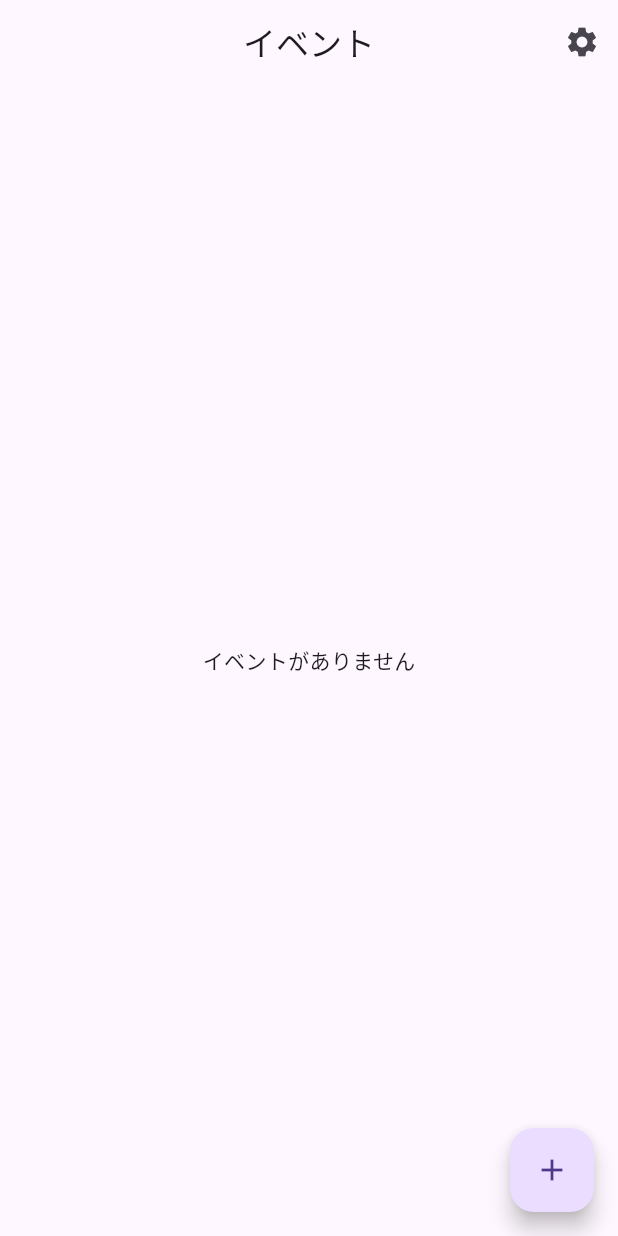
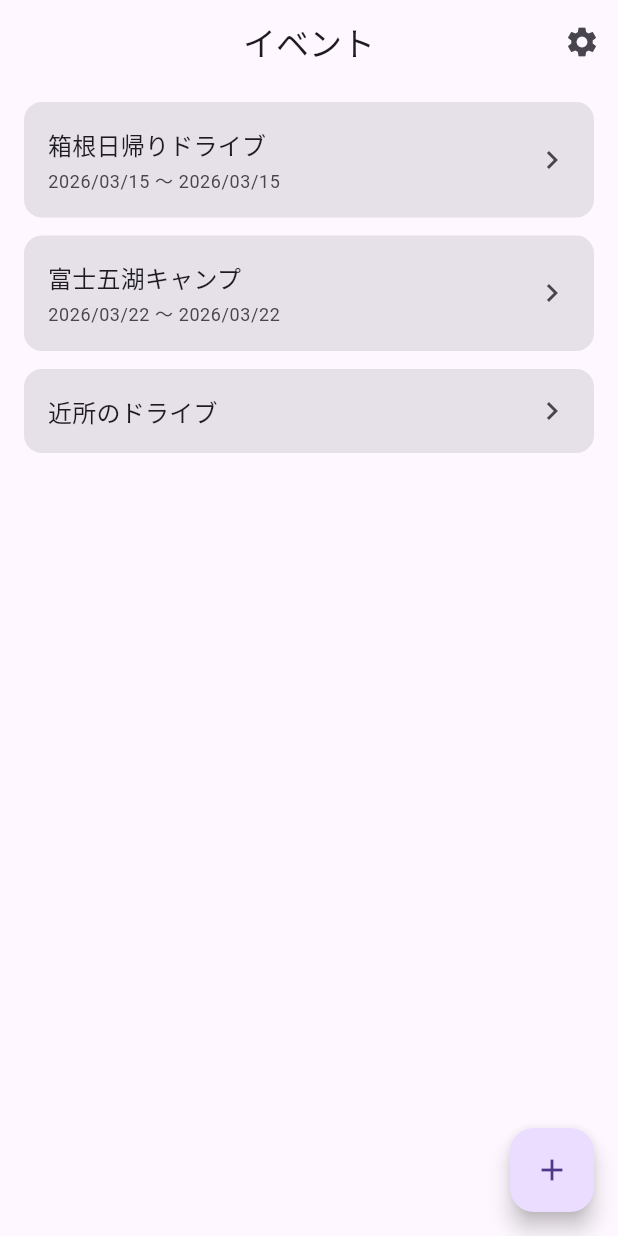
Before and after one commit to NK-Project4389/MichiMark, a Flutter app: the screen it shows after launch, on a phone screen of 412 x 824 dp. Run offline on Flutter 3.47's test engine with Material 3 defaults, Android fonts, the phone set to English and light mode, and no system bars; our stand-ins replace equatable, flutter_bloc, go_router.

Commit message:
feat: InMemory seed data投入・動作確認用ダミーデータ追加
InMemoryリポジトリにinitialItemsパラメータを追加し、
箱根日帰り・富士五湖キャンプ等のリアルなseedデータを定義

```diff
--- a/flutter/lib/app/app.dart
+++ b/flutter/lib/app/app.dart
@@ -7,6 +7,7 @@ import '../repository/impl/in_memory/in_memory_event_repository.dart';
 import '../repository/impl/in_memory/in_memory_member_repository.dart';
 import '../repository/impl/in_memory/in_memory_tag_repository.dart';
 import '../repository/impl/in_memory/in_memory_trans_repository.dart';
+import '../repository/impl/in_memory/seed_data.dart';
 import '../repository/member_repository.dart';
 import '../repository/tag_repository.dart';
 import '../repository/trans_repository.dart';
@@ -20,19 +21,19 @@ class MichiMarkApp extends StatelessWidget {
     return MultiRepositoryProvider(
       providers: [
         RepositoryProvider<EventRepository>(
-          create: (_) => InMemoryEventRepository(),
+          create: (_) => InMemoryEventRepository(initialItems: seedEvents),
         ),
         RepositoryProvider<TransRepository>(
-          create: (_) => InMemoryTransRepository(),
+          create: (_) => InMemoryTransRepository(initialItems: seedTrans),
         ),
         RepositoryProvider<MemberRepository>(
-          create: (_) => InMemoryMemberRepository(),
+          create: (_) => InMemoryMemberRepository(initialItems: seedMembers),
         ),
         RepositoryProvider<TagRepository>(
-          create: (_) => InMemoryTagRepository(),
+          create: (_) => InMemoryTagRepository(initialItems: seedTags),
         ),
         RepositoryProvider<ActionRepository>(
-          create: (_) => InMemoryActionRepository(),
+          create: (_) => InMemoryActionRepository(initialItems: seedActions),
         ),
       ],
       child: MaterialApp.router(
--- a/flutter/lib/repository/impl/in_memory/in_memory_action_repository.dart
+++ b/flutter/lib/repository/impl/in_memory/in_memory_action_repository.dart
@@ -3,7 +3,10 @@ import '../../action_repository.dart';
 
 /// ActionRepository の InMemory 実装（drift 実装前の仮実装）
 class InMemoryActionRepository implements ActionRepository {
-  final List<ActionDomain> _items = [];
+  final List<ActionDomain> _items;
+
+  InMemoryActionRepository({List<ActionDomain> initialItems = const []})
+      : _items = List.of(initialItems);
 
   @override
   Future<List<ActionDomain>> fetchAll() async =>
--- a/flutter/lib/repository/impl/in_memory/in_memory_event_repository.dart
+++ b/flutter/lib/repository/impl/in_memory/in_memory_event_repository.dart
@@ -4,7 +4,10 @@ import '../../repository_error.dart';
 
 /// EventRepository の InMemory 実装（drift 実装前の仮実装）
 class InMemoryEventRepository implements EventRepository {
-  final List<EventDomain> _items = [];
+  final List<EventDomain> _items;
+
+  InMemoryEventRepository({List<EventDomain> initialItems = const []})
+      : _items = List.of(initialItems);
 
   @override
   Future<List<EventDomain>> fetchAll() async =>
--- a/flutter/lib/repository/impl/in_memory/in_memory_member_repository.dart
+++ b/flutter/lib/repository/impl/in_memory/in_memory_member_repository.dart
@@ -3,7 +3,10 @@ import '../../member_repository.dart';
 
 /// MemberRepository の InMemory 実装（drift 実装前の仮実装）
 class InMemoryMemberRepository implements MemberRepository {
-  final List<MemberDomain> _items = [];
+  final List<MemberDomain> _items;
+
+  InMemoryMemberRepository({List<MemberDomain> initialItems = const []})
+      : _items = List.of(initialItems);
 
   @override
   Future<List<MemberDomain>> fetchAll() async =>
--- a/flutter/lib/repository/impl/in_memory/in_memory_tag_repository.dart
+++ b/flutter/lib/repository/impl/in_memory/in_memory_tag_repository.dart
@@ -3,7 +3,10 @@ import '../../tag_repository.dart';
 
 /// TagRepository の InMemory 実装（drift 実装前の仮実装）
 class InMemoryTagRepository implements TagRepository {
-  final List<TagDomain> _items = [];
+  final List<TagDomain> _items;
+
+  InMemoryTagRepository({List<TagDomain> initialItems = const []})
+      : _items = List.of(initialItems);
 
   @override
   Future<List<TagDomain>> fetchAll() async =>
--- a/flutter/lib/repository/impl/in_memory/in_memory_trans_repository.dart
+++ b/flutter/lib/repository/impl/in_memory/in_memory_trans_repository.dart
@@ -3,7 +3,10 @@ import '../../trans_repository.dart';
 
 /// TransRepository の InMemory 実装（drift 実装前の仮実装）
 class InMemoryTransRepository implements TransRepository {
-  final List<TransDomain> _items = [];
+  final List<TransDomain> _items;
+
+  InMemoryTransRepository({List<TransDomain> initialItems = const []})
+      : _items = List.of(initialItems);
 
   @override
   Future<List<TransDomain>> fetchAll() async =>
--- /dev/null
+++ b/flutter/lib/repository/impl/in_memory/seed_data.dart
@@ -0,0 +1,315 @@
+import '../../../domain/master/action/action_domain.dart';
+import '../../../domain/master/member/member_domain.dart';
+import '../../../domain/master/tag/tag_domain.dart';
+import '../../../domain/master/trans/trans_domain.dart';
+import '../../../domain/transaction/event/event_domain.dart';
+import '../../../domain/transaction/mark_link/mark_link_domain.dart';
+import '../../../domain/transaction/mark_link/mark_or_link.dart';
+import '../../../domain/transaction/payment/payment_domain.dart';
+
+// ---------------------------------------------------------------------------
+// Helper
+// ---------------------------------------------------------------------------
+
+DateTime _d(int year, int month, int day, [int hour = 0, int minute = 0]) =>
+    DateTime(year, month, day, hour, minute);
+
+// --- Actions ---
+final seedActions = [
+  ActionDomain(
+    id: 'action-001',
+    actionName: '観光',
+    createdAt: _d(2026, 1, 1),
+    updatedAt: _d(2026, 1, 1),
+  ),
+  ActionDomain(
+    id: 'action-002',
+    actionName: '食事',
+    createdAt: _d(2026, 1, 1),
+    updatedAt: _d(2026, 1, 1),
+  ),
+  ActionDomain(
+    id: 'action-003',
+    actionName: '休憩',
+    createdAt: _d(2026, 1, 1),
+    updatedAt: _d(2026, 1, 1),
+  ),
+  ActionDomain(
+    id: 'action-004',
+    actionName: '買い物',
+    createdAt: _d(2026, 1, 1),
+    updatedAt: _d(2026, 1, 1),
+  ),
+  ActionDomain(
+    id: 'action-005',
+    actionName: '写真撮影',
+    createdAt: _d(2026, 1, 1),
+    updatedAt: _d(2026, 1, 1),
+  ),
+];
+
+// --- Members ---
+final seedMembers = [
+  MemberDomain(
+    id: 'member-001',
+    memberName: '太郎',
+    createdAt: _d(2026, 1, 1),
+    updatedAt: _d(2026, 1, 1),
+  ),
+  MemberDomain(
+    id: 'member-002',
+    memberName: '花子',
+    mailAddress: 'hanako@example.com',
+    createdAt: _d(2026, 1, 1),
+    updatedAt: _d(2026, 1, 1),
+  ),
+  MemberDomain(
+    id: 'member-003',
+    memberName: '健太',
+    createdAt: _d(2026, 1, 1),
+    updatedAt: _d(2026, 1, 1),
+  ),
+];
+
+// --- Tags ---
+final seedTags = [
+  TagDomain(
+    id: 'tag-001',
+    tagName: '家族旅行',
+    createdAt: _d(2026, 1, 1),
+    updatedAt: _d(2026, 1, 1),
+  ),
+  TagDomain(
+    id: 'tag-002',
+    tagName: '日帰り',
+    createdAt: _d(2026, 1, 1),
+    updatedAt: _d(2026, 1, 1),
+  ),
+  TagDomain(
+    id: 'tag-003',
+    tagName: '温泉',
+    createdAt: _d(2026, 1, 1),
+    updatedAt: _d(2026, 1, 1),
+  ),
+];
+
+// --- Trans (交通手段) ---
+final seedTrans = [
+  TransDomain(
+    id: 'trans-001',
+    transName: 'マイカー',
+    kmPerGas: 155, // 15.5 km/L
+    meterValue: 45230,
+    createdAt: _d(2026, 1, 1),
+    updatedAt: _d(2026, 1, 1),
+  ),
+  TransDomain(
+    id: 'trans-002',
+    transName: 'レンタカー',
+    kmPerGas: 200, // 20.0 km/L
+    createdAt: _d(2026, 1, 1),
+    updatedAt: _d(2026, 1, 1),
+  ),
+];
+
+// ---------------------------------------------------------------------------
+// Transaction Data
+// ---------------------------------------------------------------------------
+
+/// イベント1: 箱根日帰りドライブ（マーク3つ、リンク2つ、支払い2つ）
+final _event1 = EventDomain(
+  id: 'event-001',
+  eventName: '箱根日帰りドライブ',
+  trans: seedTrans[0], // マイカー
+  members: [seedMembers[0], seedMembers[1]], // 太郎, 花子
+  tags: [seedTags[1], seedTags[2]], // 日帰り, 温泉
+  kmPerGas: 155,
+  pricePerGas: 170,
+  payMember: seedMembers[0], // 太郎
+  markLinks: [
+    MarkLinkDomain(
+      id: 'ml-001',
+      markLinkSeq: 1,
+      markLinkType: MarkOrLink.mark,
+      markLinkDate: _d(2026, 3, 15, 8, 0),
+      markLinkName: '自宅出発',
+      members: [seedMembers[0], seedMembers[1]],
+      meterValue: 45230,
+      actions: [seedActions[4]], // 写真撮影
+      createdAt: _d(2026, 3, 15, 8, 0),
+      updatedAt: _d(2026, 3, 15, 8, 0),
+    ),
+    MarkLinkDomain(
+      id: 'ml-002',
+      markLinkSeq: 2,
+      markLinkType: MarkOrLink.link,
+      markLinkDate: _d(2026, 3, 15, 8, 30),
+      markLinkName: '東名高速',
+      members: [seedMembers[0], seedMembers[1]],
+      distanceValue: 85,
+      createdAt: _d(2026, 3, 15, 8, 30),
+      updatedAt: _d(2026, 3, 15, 8, 30),
+    ),
+    MarkLinkDomain(
+      id: 'ml-003',
+      markLinkSeq: 3,
+      markLinkType: MarkOrLink.mark,
+      markLinkDate: _d(2026, 3, 15, 10, 0),
+      markLinkName: '箱根湯本駅前',
+      members: [seedMembers[0], seedMembers[1]],
+      meterValue: 45315,
+      actions: [seedActions[0], seedActions[4]], // 観光, 写真撮影
+      memo: '駅前の足湯に入った',
+      createdAt: _d(2026, 3, 15, 10, 0),
+      updatedAt: _d(2026, 3, 15, 10, 0),
+    ),
+    MarkLinkDomain(
+      id: 'ml-004',
+      markLinkSeq: 4,
+      markLinkType: MarkOrLink.link,
+      markLinkDate: _d(2026, 3, 15, 12, 0),
+      markLinkName: '芦ノ湖スカイライン',
+      members: [seedMembers[0], seedMembers[1]],
+      distanceValue: 25,
+      createdAt: _d(2026, 3, 15, 12, 0),
+      updatedAt: _d(2026, 3, 15, 12, 0),
+    ),
+    MarkLinkDomain(
+      id: 'ml-005',
+      markLinkSeq: 5,
+      markLinkType: MarkOrLink.mark,
+      markLinkDate: _d(2026, 3, 15, 13, 0),
+      markLinkName: '大涌谷',
+      members: [seedMembers[0], seedMembers[1]],
+      meterValue: 45340,
+      actions: [seedActions[0], seedActions[1], seedActions[3]], // 観光, 食事, 買い物
+      memo: '黒たまごを食べた',
+      isFuel: true,
+      pricePerGas: 170,
+      gasQuantity: 305, // 30.5L
+      gasPrice: 5185,
+      createdAt: _d(2026, 3, 15, 13, 0),
+      updatedAt: _d(2026, 3, 15, 13, 0),
+    ),
+  ],
+  payments: [
+    PaymentDomain(
+      id: 'pay-001',
+      paymentSeq: 1,
+      paymentAmount: 3200,
+      paymentMember: seedMembers[0], // 太郎
+      splitMembers: [seedMembers[0], seedMembers[1]],
+      paymentMemo: '高速道路代',
+      createdAt: _d(2026, 3, 15, 8, 30),
+      updatedAt: _d(2026, 3, 15, 8, 30),
+    ),
+    PaymentDomain(
+      id: 'pay-002',
+      paymentSeq: 2,
+      paymentAmount: 2400,
+      paymentMember: seedMembers[1], // 花子
+      splitMembers: [seedMembers[0], seedMembers[1]],
+      paymentMemo: '昼食代',
+      createdAt: _d(2026, 3, 15, 13, 30),
+      updatedAt: _d(2026, 3, 15, 13, 30),
+    ),
+  ],
+  createdAt: _d(2026, 3, 15, 8, 0),
+  updatedAt: _d(2026, 3, 15, 18, 0),
+);
+
+/// イベント2: 富士五湖キャンプ（マーク2つ、リンク1つ、支払い3つ）
+final _event2 = EventDomain(
+  id: 'event-002',
+  eventName: '富士五湖キャンプ',
+  trans: seedTrans[0], // マイカー
+  members: seedMembers, // 太郎, 花子, 健太
+  tags: [seedTags[0]], // 家族旅行
+  kmPerGas: 155,
+  pricePerGas: 168,
+  payMember: seedMembers[0], // 太郎
+  markLinks: [
+    MarkLinkDomain(
+      id: 'ml-006',
+      markLinkSeq: 1,
+      markLinkType: MarkOrLink.mark,
+      markLinkDate: _d(2026, 3, 22, 7, 0),
+      markLinkName: '自宅出発',
+      members: seedMembers,
+      meterValue: 45500,
+      createdAt: _d(2026, 3, 22, 7, 0),
+      updatedAt: _d(2026, 3, 22, 7, 0),
+    ),
+    MarkLinkDomain(
+      id: 'ml-007',
+      markLinkSeq: 2,
+      markLinkType: MarkOrLink.link,
+      markLinkDate: _d(2026, 3, 22, 7, 30),
+      markLinkName: '中央道',
+      members: seedMembers,
+      distanceValue: 110,
+      createdAt: _d(2026, 3, 22, 7, 30),
+      updatedAt: _d(2026, 3, 22, 7, 30),
+    ),
+    MarkLinkDomain(
+      id: 'ml-008',
+      markLinkSeq: 3,
+      markLinkType: MarkOrLink.mark,
+      markLinkDate: _d(2026, 3, 22, 9, 30),
+      markLinkName: '河口湖キャンプ場',
+      members: seedMembers,
+      meterValue: 45610,
+      actions: [seedActions[0], seedActions[2]], // 観光, 休憩
+      memo: '富士山がきれいに見えた',
+      createdAt: _d(2026, 3, 22, 9, 30),
+      updatedAt: _d(2026, 3, 22, 9, 30),
+    ),
+  ],
+  payments: [
+    PaymentDomain(
+      id: 'pay-003',
+      paymentSeq: 1,
+      paymentAmount: 4500,
+      paymentMember: seedMembers[0], // 太郎
+      splitMembers: seedMembers,
+      paymentMemo: '高速道路代',
+      createdAt: _d(2026, 3, 22, 7, 30),
+      updatedAt: _d(2026, 3, 22, 7, 30),
+    ),
+    PaymentDomain(
+      id: 'pay-004',
+      paymentSeq: 2,
+      paymentAmount: 8000,
+      paymentMember: seedMembers[0], // 太郎
+      splitMembers: seedMembers,
+      paymentMemo: 'キャンプ場利用料',
+      createdAt: _d(2026, 3, 22, 9, 30),
+      updatedAt: _d(2026, 3, 22, 9, 30),
+    ),
+    PaymentDomain(
+      id: 'pay-005',
+      paymentSeq: 3,
+      paymentAmount: 3600,
+      paymentMember: seedMembers[2], // 健太
+      splitMembers: seedMembers,
+      paymentMemo: 'BBQ食材',
+      createdAt: _d(2026, 3, 22, 11, 0),
+      updatedAt: _d(2026, 3, 22, 11, 0),
+    ),
+  ],
+  createdAt: _d(2026, 3, 22, 7, 0),
+  updatedAt: _d(2026, 3, 23, 15, 0),
+);
+
+/// イベント3: シンプルなイベント（markLinks・payments なし）
+final _event3 = EventDomain(
+  id: 'event-003',
+  eventName: '近所のドライブ',
+  trans: seedTrans[0], // マイカー
+  members: [seedMembers[0]], // 太郎のみ
+  tags: [seedTags[1]], // 日帰り
+  createdAt: _d(2026, 3, 28, 14, 0),
+  updatedAt: _d(2026, 3, 28, 16, 0),
+);
+
+final seedEvents = [_event1, _event2, _event3];
```
